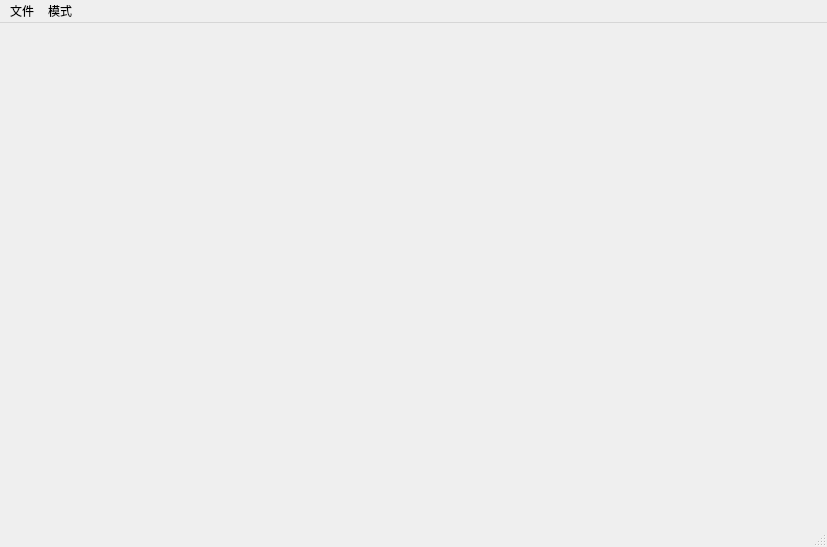
First picture: the form in datasetmaker.ui, repository lovodllt/DatasetMaker, before the edit.
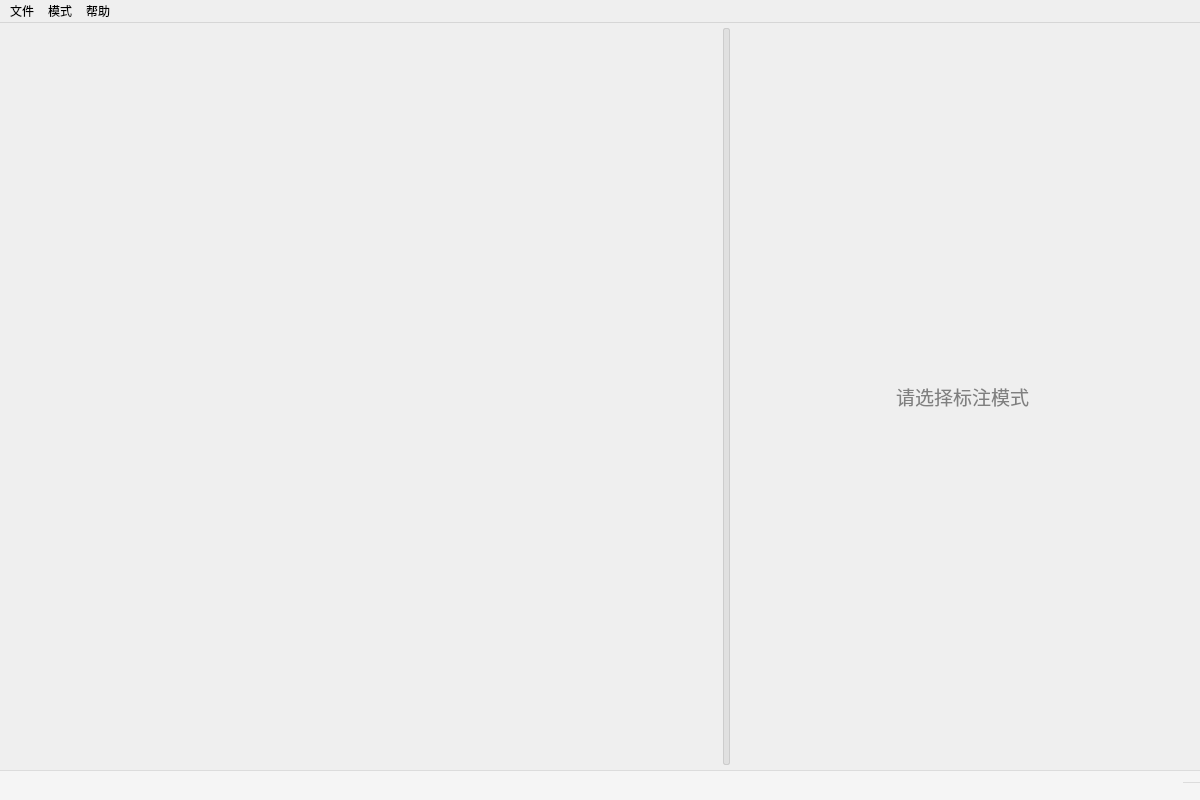
Second picture: the form after the edit. Custom widgets are drawn as their Qt base class.

```diff
--- a/datasetmaker.ui
+++ b/datasetmaker.ui
@@ -6,20 +6,157 @@
    <rect>
     <x>0</x>
     <y>0</y>
-    <width>827</width>
-    <height>547</height>
+    <width>1200</width>
+    <height>800</height>
    </rect>
   </property>
+  <property name="sizePolicy">
+   <sizepolicy hsizetype="Expanding" vsizetype="Expanding">
+    <horstretch>0</horstretch>
+    <verstretch>0</verstretch>
+   </sizepolicy>
+  </property>
   <property name="windowTitle">
    <string>DatasetMaker</string>
   </property>
-  <widget class="QWidget" name="centralwidget"/>
+  <property name="styleSheet">
+   <string notr="true">* {
+      font-family: 'Segoe UI', 'Microsoft YaHei', sans-serif;
+    }</string>
+  </property>
+  <widget class="QWidget" name="centralwidget">
+   <property name="sizePolicy">
+    <sizepolicy hsizetype="Expanding" vsizetype="Expanding">
+     <horstretch>0</horstretch>
+     <verstretch>0</verstretch>
+    </sizepolicy>
+   </property>
+   <layout class="QHBoxLayout" name="mainLayout">
+    <property name="spacing">
+     <number>5</number>
+    </property>
+    <property name="leftMargin">
+     <number>5</number>
+    </property>
+    <property name="topMargin">
+     <number>5</number>
+    </property>
+    <property name="rightMargin">
+     <number>5</number>
+    </property>
+    <property name="bottomMargin">
+     <number>5</number>
+    </property>
+    <item>
+     <widget class="QSplitter" name="mainSplitter">
+      <property name="sizePolicy">
+       <sizepolicy hsizetype="Expanding" vsizetype="Expanding">
+        <horstretch>0</horstretch>
+        <verstretch>0</verstretch>
+       </sizepolicy>
+      </property>
+      <property name="minimumSize">
+       <size>
+        <width>800</width>
+        <height>600</height>
+       </size>
+      </property>
+      <property name="styleSheet">
+       <string notr="true">QSplitter::handle {
+    background: #e0e0e0;
+    border: 1px solid #cccccc;
+    border-radius: 2px;
+}</string>
+      </property>
+      <property name="orientation">
+       <enum>Qt::Horizontal</enum>
+      </property>
+      <property name="handleWidth">
+       <number>5</number>
+      </property>
+      <widget class="leftPart" name="leftContainer" native="true">
+       <property name="sizePolicy">
+        <sizepolicy hsizetype="Expanding" vsizetype="Expanding">
+         <horstretch>7</horstretch>
+         <verstretch>0</verstretch>
+        </sizepolicy>
+       </property>
+      </widget>
+      <widget class="QStackedWidget" name="rightStack">
+       <property name="sizePolicy">
+        <sizepolicy hsizetype="Expanding" vsizetype="Expanding">
+         <horstretch>3</horstretch>
+         <verstretch>0</verstretch>
+        </sizepolicy>
+       </property>
+       <property name="minimumSize">
+        <size>
+         <width>300</width>
+         <height>0</height>
+        </size>
+       </property>
+       <property name="currentIndex">
+        <number>0</number>
+       </property>
+       <widget class="QWidget" name="tipWidget">
+        <property name="sizePolicy">
+         <sizepolicy hsizetype="Expanding" vsizetype="Expanding">
+          <horstretch>0</horstretch>
+          <verstretch>0</verstretch>
+         </sizepolicy>
+        </property>
+        <layout class="QVBoxLayout" name="tipLayout">
+         <item>
+          <spacer name="verticalSpacer">
+           <property name="orientation">
+            <enum>Qt::Vertical</enum>
+           </property>
+           <property name="sizeHint" stdset="0">
+            <size>
+             <width>20</width>
+             <height>100</height>
+            </size>
+           </property>
+          </spacer>
+         </item>
+         <item>
+          <widget class="QLabel" name="tip">
+           <property name="text">
+            <string>&lt;html&gt;&lt;head/&gt;&lt;body&gt;&lt;p align=&quot;center&quot;&gt;&lt;span style=&quot; font-size:14pt; color:#808080;&quot;&gt;请选择标注模式&lt;/span&gt;&lt;/p&gt;&lt;/body&gt;&lt;/html&gt;</string>
+           </property>
+           <property name="alignment">
+            <set>Qt::AlignCenter</set>
+           </property>
+          </widget>
+         </item>
+         <item>
+          <spacer name="verticalSpacer_2">
+           <property name="orientation">
+            <enum>Qt::Vertical</enum>
+           </property>
+           <property name="sizeHint" stdset="0">
+            <size>
+             <width>20</width>
+             <height>100</height>
+            </size>
+           </property>
+          </spacer>
+         </item>
+        </layout>
+       </widget>
+       <widget class="cls" name="clsWidget"/>
+       <widget class="detection" name="detectionWidget"/>
+      </widget>
+     </widget>
+    </item>
+   </layout>
+  </widget>
   <widget class="QMenuBar" name="menubar">
    <property name="geometry">
     <rect>
      <x>0</x>
      <y>0</y>
-     <width>827</width>
+     <width>1200</width>
      <height>28</height>
     </rect>
    </property>
@@ -35,14 +172,29 @@
      <string>模式</string>
     </property>
     <addaction name="separator"/>
-    <addaction name="cls"/>
-    <addaction name="separator"/>
-    <addaction name="detection"/>
+    <addaction name="detectionMode"/>
+   </widget>
+   <widget class="QMenu" name="menuhelp">
+    <property name="title">
+     <string>帮助</string>
+    </property>
+    <addaction name="action"/>
    </widget>
    <addaction name="file"/>
    <addaction name="mode"/>
+   <addaction name="menuhelp"/>
   </widget>
-  <widget class="QStatusBar" name="statusBar"/>
+  <widget class="QStatusBar" name="statusBar">
+   <property name="minimumSize">
+    <size>
+     <width>0</width>
+     <height>30</height>
+    </size>
+   </property>
+   <property name="styleSheet">
+    <string notr="true">background: #f5f5f5; border-top: 1px solid #dcdcdc;</string>
+   </property>
+  </widget>
   <action name="openFile">
    <property name="text">
     <string>打开文件</string>
@@ -59,6 +211,26 @@
    </property>
   </action>
  </widget>
+ <customwidgets>
+  <customwidget>
+   <class>leftPart</class>
+   <extends>QWidget</extends>
+   <header location="global">leftPart.h</header>
+   <container>1</container>
+  </customwidget>
+  <customwidget>
+   <class>cls</class>
+   <extends>QWidget</extends>
+   <header location="global">cls.h</header>
+   <container>1</container>
+  </customwidget>
+  <customwidget>
+   <class>detection</class>
+   <extends>QWidget</extends>
+   <header location="global">detection.h</header>
+   <container>1</container>
+  </customwidget>
+ </customwidgets>
  <resources/>
  <connections/>
 </ui>
```
Left out of the diff: 41 changed lines with no effect on the pictures.
